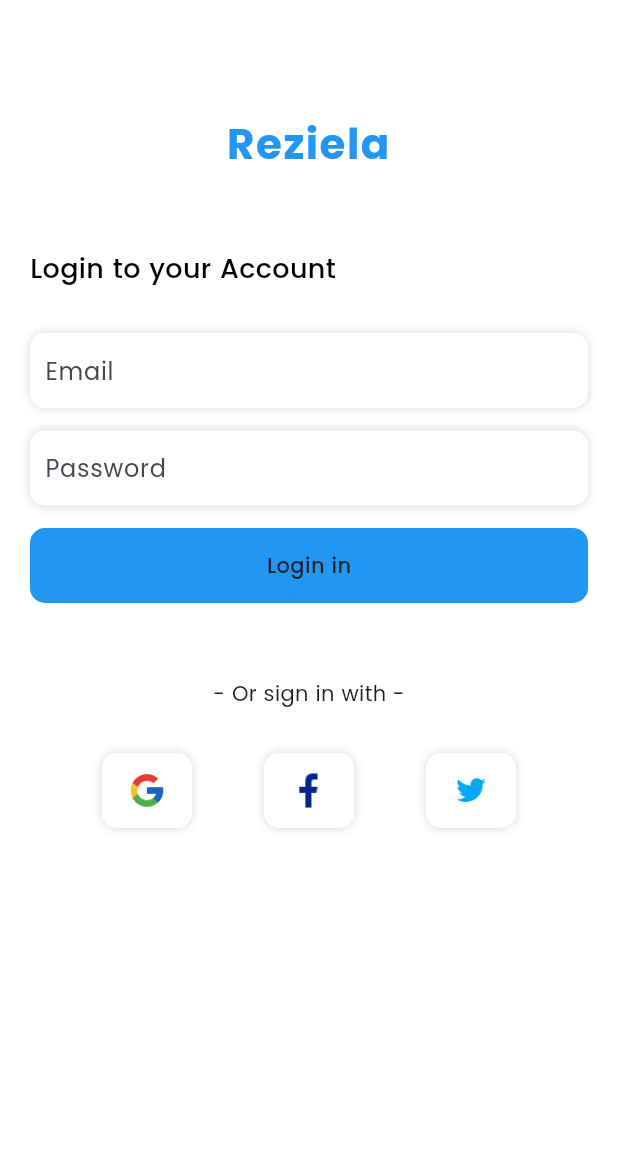
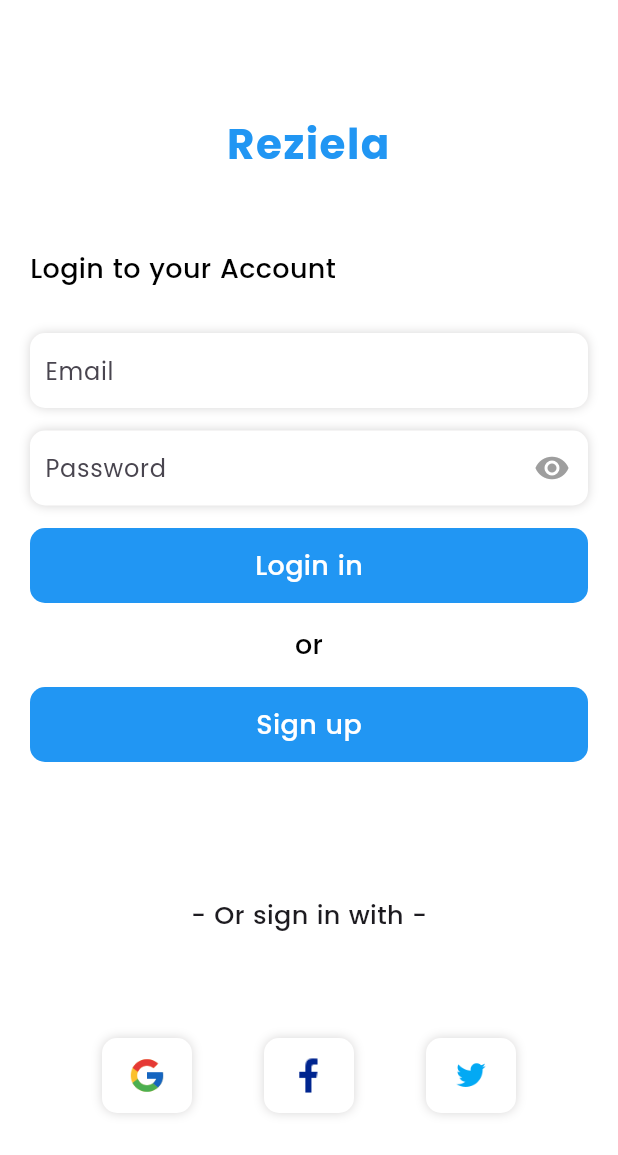
Before and after one commit to ayomidejoshua72/loginSignup, a Flutter app: the screen it shows after launch, on a phone screen of 412 x 824 dp. Shown: the top 1155 px of the screen. Run offline on Flutter 3.47's test engine with Material 3 defaults, Android fonts, the phone set to English and light mode, and no system bars.

Commit message:
extract out the Text field and the password as a class

```diff
--- a/lib/screens/login_screen.dart
+++ b/lib/screens/login_screen.dart
@@ -1,5 +1,3 @@
-// ignore_for_file: prefer_const_constructors, prefer_const_literals_to_create_immutables
-
 import 'package:flutter/material.dart';
 
 class LoginScreen extends StatelessWidget {
@@ -15,8 +13,10 @@ class LoginScreen extends StatelessWidget {
       ),
       body: Padding(
         padding: const EdgeInsets.all(20),
-        child: Column(crossAxisAlignment: CrossAxisAlignment.start, children: [
-          Center(
+        child: Column(
+          crossAxisAlignment: CrossAxisAlignment.start,
+          children: [
+            const Center(
               child: Text(
                 "Reziela",
                 style: TextStyle(
@@ -28,8 +28,8 @@ class LoginScreen extends StatelessWidget {
                 textAlign: TextAlign.center,
               ),
             ),
-          SizedBox(height: 50),
-          Text(
+            const SizedBox(height: 50),
+            const Text(
               "Login to your Account",
               style: TextStyle(
                 color: Colors.black,
@@ -37,70 +37,73 @@ class LoginScreen extends StatelessWidget {
                 fontWeight: FontWeight.w500,
               ),
             ),
-          SizedBox(height: 30),
-          Container(
-            height: 50,
-            decoration: BoxDecoration(
-                color: Colors.white,
-                boxShadow: [
-                  BoxShadow(
-                    color: Color.fromARGB(100, 153, 150, 150),
-                    blurRadius: 5,
-                    spreadRadius: 0.0,
-                  ),
-                ],
-                borderRadius: BorderRadius.circular(10)),
-            child: TextField(
-              decoration: InputDecoration(
-                labelText: "Email",
-                contentPadding: EdgeInsets.all(10),
-                border: InputBorder.none,
-              ),
-            ),
-          ),
-          SizedBox(height: 15),
-          Container(
-            height: 50,
-            decoration: BoxDecoration(
-                color: Colors.white,
-                boxShadow: [
-                  BoxShadow(
-                    color: Color.fromARGB(100, 153, 150, 150),
-                    blurRadius: 5,
-                    spreadRadius: 0.0,
-                  ),
-                ],
-                borderRadius: BorderRadius.circular(10)),
-            child: TextField(
-              decoration: InputDecoration(
-                labelText: "Password",
-                contentPadding: EdgeInsets.all(10),
-                border: InputBorder.none,
-              ),
-            ),
-          ),
-          SizedBox(height: 15),
-          Container(
+            const SizedBox(height: 30),
+            const CustomTextField(
+                label: "Email", typeInput: TextInputType.emailAddress),
+            const SizedBox(height: 15),
+            const PasswordInput(),
+            const SizedBox(height: 15),
+            GestureDetector(
+              onTap: () {},
+              child: Container(
                 height: 50,
                 alignment: Alignment.center,
                 decoration: BoxDecoration(
                   borderRadius: BorderRadius.circular(10),
                   color: Colors.blue,
                 ),
-            child: Text(
+                child: const Text(
                   "Login in",
-              style: TextStyle(fontWeight: FontWeight.w500),
+                  style: TextStyle(
+                    fontWeight: FontWeight.w500,
+                    color: Colors.white,
+                    fontSize: 18,
                   ),
                 ),
-          SizedBox(
+              ),
+            ),
+            const SizedBox(height: 15),
+            const Center(
+              child: Text(
+                "or",
+                style: TextStyle(
+                  fontWeight: FontWeight.w500,
+                  color: Colors.black,
+                  fontSize: 18,
+                ),
+              ),
+            ),
+            const SizedBox(height: 15),
+            GestureDetector(
+              onTap: () {},
+              child: Container(
                 height: 50,
+                alignment: Alignment.center,
+                decoration: BoxDecoration(
+                  borderRadius: BorderRadius.circular(10),
+                  color: Colors.blue,
                 ),
-          Center(
-            child: Text("- Or sign in with -"),
+                child: const Text(
+                  "Sign up",
+                  style: TextStyle(
+                    fontWeight: FontWeight.w500,
+                    color: Colors.white,
+                    fontSize: 18,
                   ),
-          SizedBox(
-            height: 30,
                 ),
+              ),
+            ),
+            const SizedBox(height: 90),
+            const Center(
+              child: Text(
+                "- Or sign in with -",
+                style: TextStyle(
+                  fontWeight: FontWeight.w500,
+                  fontSize: 17,
+                ),
+              ),
+            ),
+            const SizedBox(height: 70),
             Row(
               mainAxisAlignment: MainAxisAlignment.spaceEvenly,
               children: [
@@ -109,7 +112,8 @@ class LoginScreen extends StatelessWidget {
                 MyContainer(child: Image.asset("assets/icons/twitter.png")),
               ],
             )
-        ]),
+          ],
+        ),
       ),
     );
   }
@@ -128,7 +132,7 @@ class MyContainer extends StatelessWidget {
       decoration: BoxDecoration(
         color: Colors.white,
         borderRadius: BorderRadius.circular(10),
-        boxShadow: [
+        boxShadow: const [
           BoxShadow(
             color: Color.fromARGB(100, 153, 150, 150),
             blurRadius: 5,
@@ -143,3 +147,86 @@ class MyContainer extends StatelessWidget {
     );
   }
 }
+
+class PasswordInput extends StatefulWidget {
+  const PasswordInput({super.key});
+
+  @override
+  State<PasswordInput> createState() => _PasswordInputState();
+}
+
+class _PasswordInputState extends State<PasswordInput> {
+  bool _obscureText = true;
+  @override
+  Widget build(BuildContext context) {
+    return Container(
+      height: 50,
+      decoration: BoxDecoration(
+        color: Colors.white,
+        boxShadow: const [
+          BoxShadow(
+            color: Color.fromARGB(100, 153, 150, 150),
+            blurRadius: 5,
+            spreadRadius: 0.0,
+          ),
+        ],
+        borderRadius: BorderRadius.circular(10),
+      ),
+      child: TextField(
+        obscureText: _obscureText,
+        decoration: InputDecoration(
+          labelText: "Password",
+          suffixIcon: IconButton(
+            icon: Icon(
+              _obscureText ? Icons.visibility : Icons.visibility_off,
+              color: Colors.grey,
+            ),
+            onPressed: () {
+              setState(() {
+                _obscureText = !_obscureText;
+              });
+            },
+          ),
+          contentPadding: const EdgeInsets.all(10),
+          border: InputBorder.none,
+        ),
+      ),
+    );
+  }
+}
+
+class CustomTextField extends StatelessWidget {
+  final String label;
+  final TextInputType? typeInput;
+  final IconButton? suffixIcon;
+
+  const CustomTextField(
+      {super.key, required this.label, this.typeInput, this.suffixIcon});
+
+  @override
+  Widget build(BuildContext context) {
+    return Container(
+      height: 50,
+      decoration: BoxDecoration(
+        color: Colors.white,
+        boxShadow: const [
+          BoxShadow(
+            color: Color.fromARGB(100, 153, 150, 150),
+            blurRadius: 5,
+            spreadRadius: 0.0,
+          ),
+        ],
+        borderRadius: BorderRadius.circular(10),
+      ),
+      child: TextField(
+        obscureText: false,
+        decoration: InputDecoration(
+          labelText: label,
+          contentPadding: const EdgeInsets.all(10),
+          border: InputBorder.none,
+        ),
+        keyboardType: typeInput,
+      ),
+    );
+  }
+}
```
Lines whose indentation alone changed are shown as unchanged.
